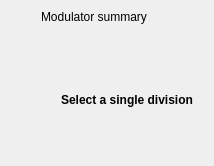
davy7125/polyphone, file sources/editor/modulator/modulatoreditor.ui: the form before one commit.
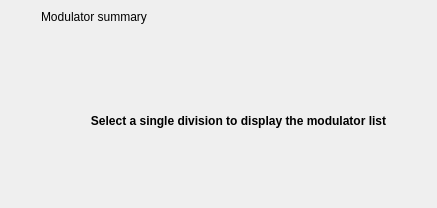
The form after the commit. The open tabs and pages were chosen to show the change. Custom widgets are drawn as their Qt base class.

```diff
--- a/sources/editor/modulator/modulatoreditor.ui
+++ b/sources/editor/modulator/modulatoreditor.ui
@@ -6,8 +6,8 @@
    <rect>
     <x>0</x>
     <y>0</y>
-    <width>214</width>
-    <height>159</height>
+    <width>437</width>
+    <height>208</height>
    </rect>
   </property>
   <property name="windowTitle">
@@ -218,7 +218,7 @@
              </font>
             </property>
             <property name="text">
-             <string>Select a single division</string>
+             <string>Select a single division to display the modulator list</string>
             </property>
             <property name="alignment">
              <set>Qt::AlignCenter</set>
```
Left out of the diff: 2 changed lines with no effect on the pictures.
